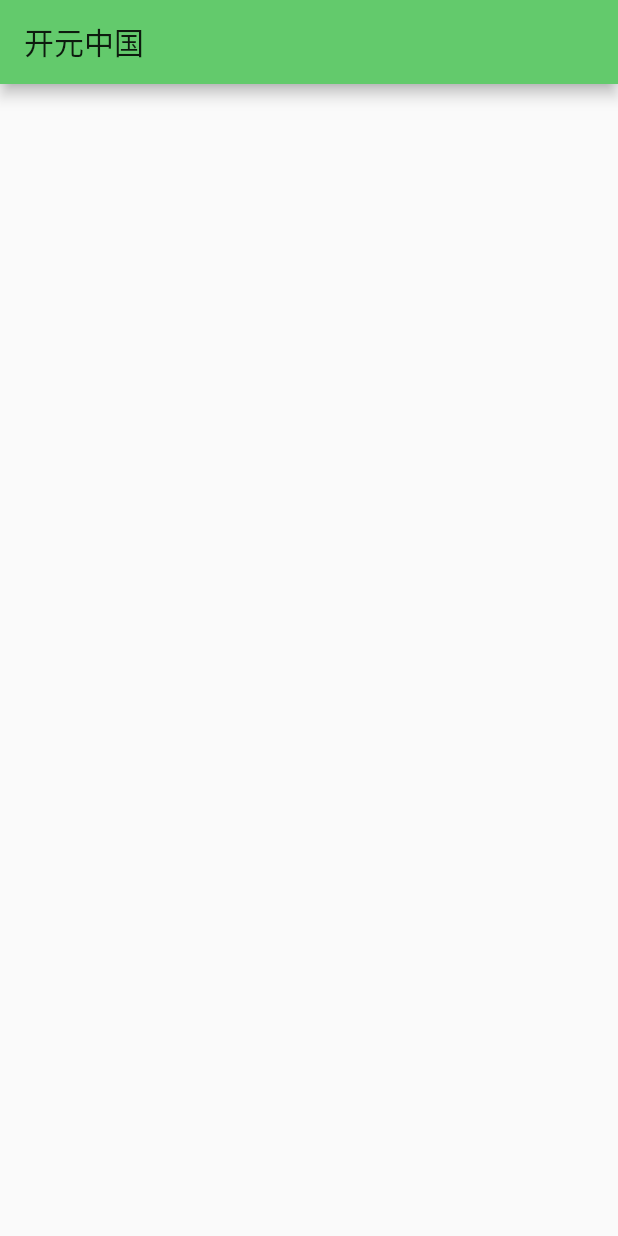
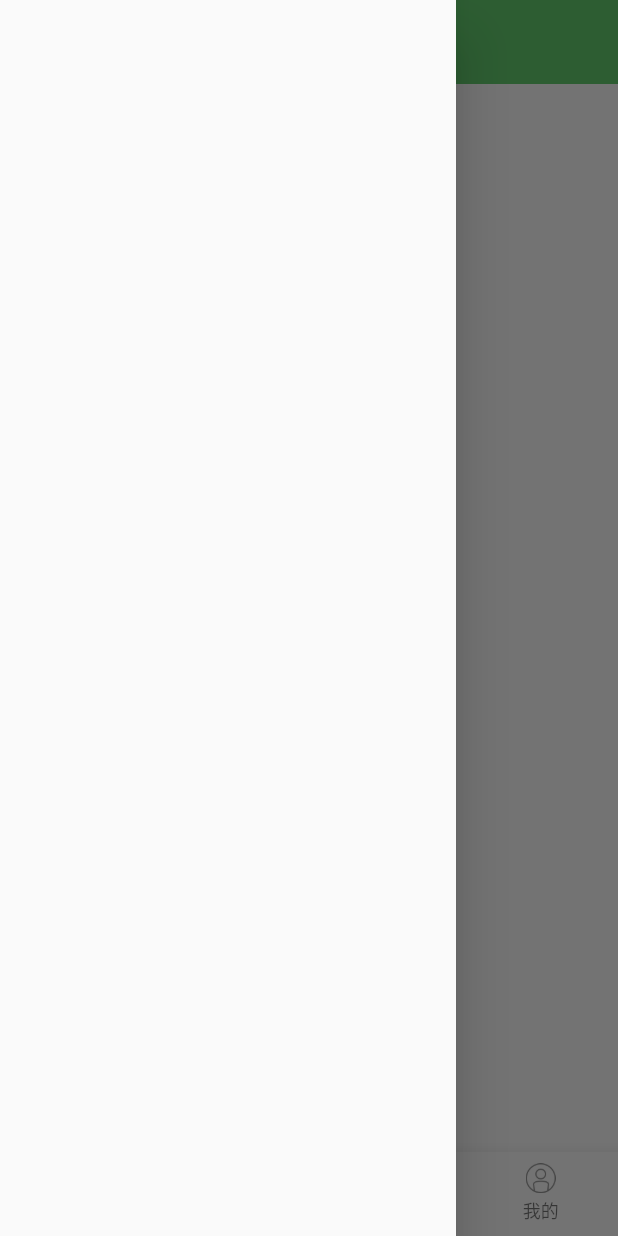
Before and after one commit to keeponZhang/flutter_osc_client, a Flutter app: the screen it shows after launch, with the side drawer open (before the commit the screen has no drawer), on a phone screen of 412 x 824 dp. Run offline on Flutter 3.47's test engine with Material 2 defaults, Android fonts, the phone set to English and light mode, and no system bars.

Commit message:
搭建布局

```diff
--- a/lib/constants/constants.dart
+++ b/lib/constants/constants.dart
@@ -1,6 +1,4 @@
 abstract class AppColors {
-
-
-  static const APP_THEME =0xff63ca6c;
-
+  static const APP_THEME = 0xff63ca6c;
+  static const APP_BAR = 0xffffffff;
 }
--- a/lib/home_page.dart
+++ b/lib/home_page.dart
@@ -1,52 +1,95 @@
 import 'package:flutter/material.dart';
+import 'package:flutter_osc_client/constants/constants.dart' show AppColors;
 import 'package:flutter_osc_client/widget/navigation_icon_view.dart';
 
 class HomePage extends StatefulWidget {
-
   @override
   _HomePageState createState() => _HomePageState();
 }
 
 class _HomePageState extends State<HomePage> {
+  final _appBarTitle = ["资讯", "动弹", "发现", "我的"];
+  List<NavigationIconView> _navigationIconViews;
+  var _currentIndex = 0;
+  List<Widget> _pages;
+  PageController _pageController;
 
-  final _appBarTitle = ["资讯", "动弹", "发现", "我的"];
-  List<NavigationIconView> _NavigationIconViews;
-
+  //TODO 在initState()方法中写初始化，必须重新运行Run 不能用热重载
   @override
   void initState() {
     super.initState();
-    _NavigationIconViews=[
+
+    //中间布局
+    _pages = [
+      Container(),
+      Container(),
+      Container(),
+      Container(),
+    ];
+
+    _pageController = PageController(initialPage: _currentIndex);
+
+    //底部
+    _navigationIconViews = [
       NavigationIconView(
-          title: '资讯',
+          title: _appBarTitle[0],
           iconPath: 'assets/images/ic_nav_news_normal.png',
           activeIconPath: 'assets/images/ic_nav_news_actived.png'),
       NavigationIconView(
-          title: '动弹',
+          title: _appBarTitle[1],
           iconPath: 'assets/images/ic_nav_tweet_normal.png',
           activeIconPath: 'assets/images/ic_nav_tweet_actived.png'),
       NavigationIconView(
-          title: '发现',
+          title: _appBarTitle[2],
           iconPath: 'assets/images/ic_nav_discover_normal.png',
           activeIconPath: 'assets/images/ic_nav_discover_actived.png'),
       NavigationIconView(
-          title: '我的',
+          title: _appBarTitle[3],
           iconPath: 'assets/images/ic_nav_my_normal.png',
           activeIconPath: 'assets/images/ic_nav_my_pressed.png'),
     ];
   }
 
-
   @override
   Widget build(BuildContext context) {
+    //SafeArea 可以适配刘海屏等异形屏
     return Scaffold(
       appBar: AppBar(
-        //TODO 标题
-        title: Text("开元中国"),
+        //阴影
+        elevation: 0.0,
+        title: Text(
+          _appBarTitle[_currentIndex],
+          style: TextStyle(color: Color(AppColors.APP_BAR)),
+        ),
       ),
-      body: Container(),
-//      bottomNavigationBar: BottomNavigationBar(
-//        items: NavigationIconView(),
-//      ),
+      body: PageView.builder(
+        //禁止滑动
+        physics: NeverScrollableScrollPhysics(),
+
+        itemBuilder: (BuildContext context, int index) {
+          return _pages[_currentIndex];
+        },
+        controller: _pageController,
+        itemCount: _pages.length,
+        onPageChanged: (index) {
+          setState(() {
+            _currentIndex = index;
+          });
+        },
+      ),
+      bottomNavigationBar: BottomNavigationBar(
+        currentIndex: _currentIndex,
+        items: _navigationIconViews.map((view) => view.item).toList(),
+        type: BottomNavigationBarType.fixed,
+        onTap: (index) {
+          setState(() {
+            _currentIndex = index;
+          });
+          _pageController.animateToPage(index,
+              duration: Duration(microseconds: 1), curve: Curves.ease);
+        },
+      ),
+      drawer: Drawer(),
     );
   }
 }
--- a/lib/main.dart
+++ b/lib/main.dart
@@ -1,17 +1,16 @@
 import 'package:flutter/material.dart';
-
-import 'home_page.dart';
-
-import 'constants/constants.dart' show AppColors;
+import 'package:flutter_osc_client/constants/constants.dart' show AppColors;
+import 'package:flutter_osc_client/home_page.dart';
 
 void main() => runApp(MyApp());
 
 class MyApp extends StatelessWidget {
-  // This widget is the root of your application.
   @override
   Widget build(BuildContext context) {
     return MaterialApp(
-      title: '开元中国',
+      //去掉右上角Debug标签
+      debugShowCheckedModeBanner: false,
+      title: '开源中国',
       theme: ThemeData(
         primaryColor: Color(AppColors.APP_THEME),
       ),
--- a/lib/widget/navigation_icon_view.dart
+++ b/lib/widget/navigation_icon_view.dart
@@ -18,7 +18,15 @@ class NavigationIconView {
       @required this.iconPath,
       @required this.activeIconPath})
       : item = BottomNavigationBarItem(
-            icon: Image.asset(iconPath),
-            activeIcon: Image.asset(activeIconPath),
+            icon: Image.asset(
+              iconPath,
+              width: 20.0,
+              height: 20.0,
+            ),
+            activeIcon: Image.asset(
+              activeIconPath,
+              width: 20.0,
+              height: 20.0,
+            ),
             title: Text(title));
 }
```
